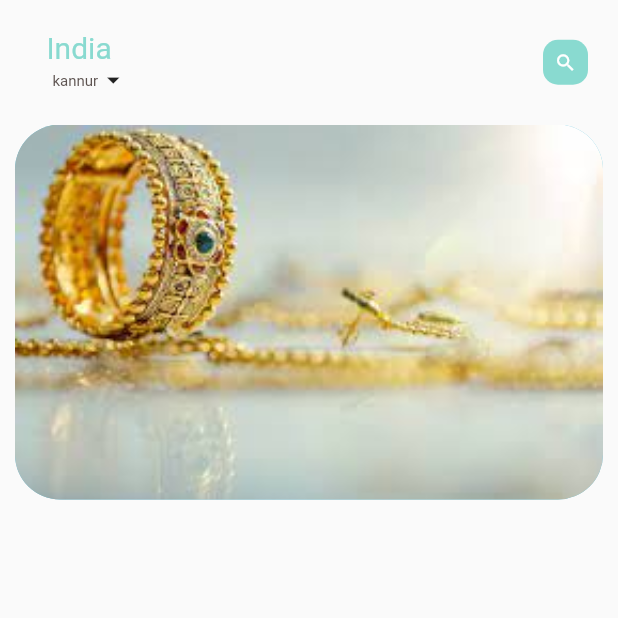
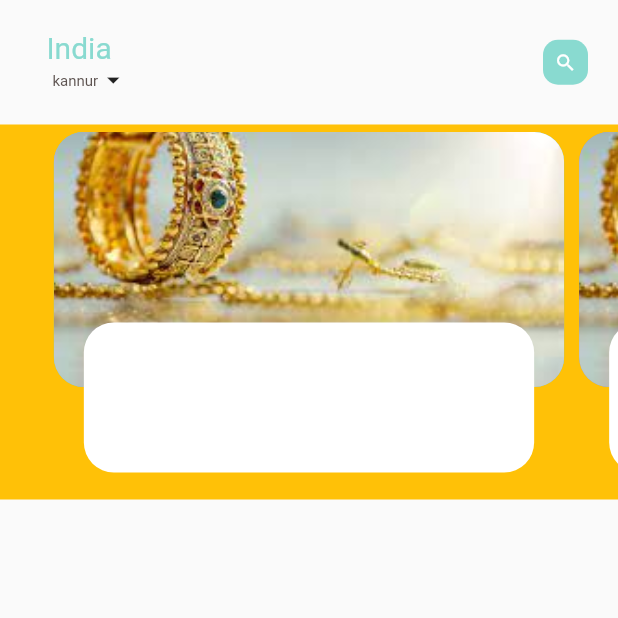
Before and after one commit to shisaj/ecommerce-new, a Flutter app: the screen it shows after launch, on a phone screen of 412 x 824 dp, the top half of it. Run offline on Flutter 3.47's test engine with Material 2 defaults, Android fonts, the light colour scheme and no system bars.

Commit message:
second commit

```diff
--- a/ecommerce_full/lib/food_page_body.dart
+++ b/ecommerce_full/lib/food_page_body.dart
@@ -8,11 +8,14 @@ class FoodPageBody extends StatefulWidget {
 }
 
 class _FoodPageBodyState extends State<FoodPageBody> {
+  PageController pageController = PageController(viewportFraction: 0.85);
   @override
   Widget build(BuildContext context) {
     return Container(
+      color: Colors.amber,
       height: 250,
       child: PageView.builder(
+          controller: pageController,
           itemCount: 5,
           itemBuilder: (context, position) {
             return buildPageItem(position);
@@ -21,14 +24,28 @@ class _FoodPageBodyState extends State<FoodPageBody> {
   }
 
   Widget buildPageItem(int index) {
-    return Container(
-      height: 150,
-      margin: EdgeInsets.only(left: 10, right: 10),
-      decoration: BoxDecoration(
-          borderRadius: BorderRadius.circular(30),
-          color: index.isEven ? Color(0xFF69c5DF) : Color(0xFF9294cc),
-          image: DecorationImage(
-              image: AssetImage('assets/images/jewel.jpg'), fit: BoxFit.cover)),
-    );
+    return Stack(children: [
+      Container(
+        height: 170,
+        margin: EdgeInsets.only(left: 5, right: 5, top: 5),
+        decoration: BoxDecoration(
+            borderRadius: BorderRadius.circular(20),
+            color: index.isEven ? Color(0xFF69c5DF) : Color(0xFF9294cc),
+            image: DecorationImage(
+                image: AssetImage('assets/images/jewel.jpg'),
+                fit: BoxFit.cover)),
+      ),
+      Align(
+        alignment: Alignment.bottomCenter,
+        child: Container(
+          height: 100,
+          margin: EdgeInsets.only(left: 25, right: 25, bottom: 18),
+          decoration: BoxDecoration(
+            borderRadius: BorderRadius.circular(20),
+            color: Colors.white,
+          ),
+        ),
+      ),
+    ]);
   }
 }
```
